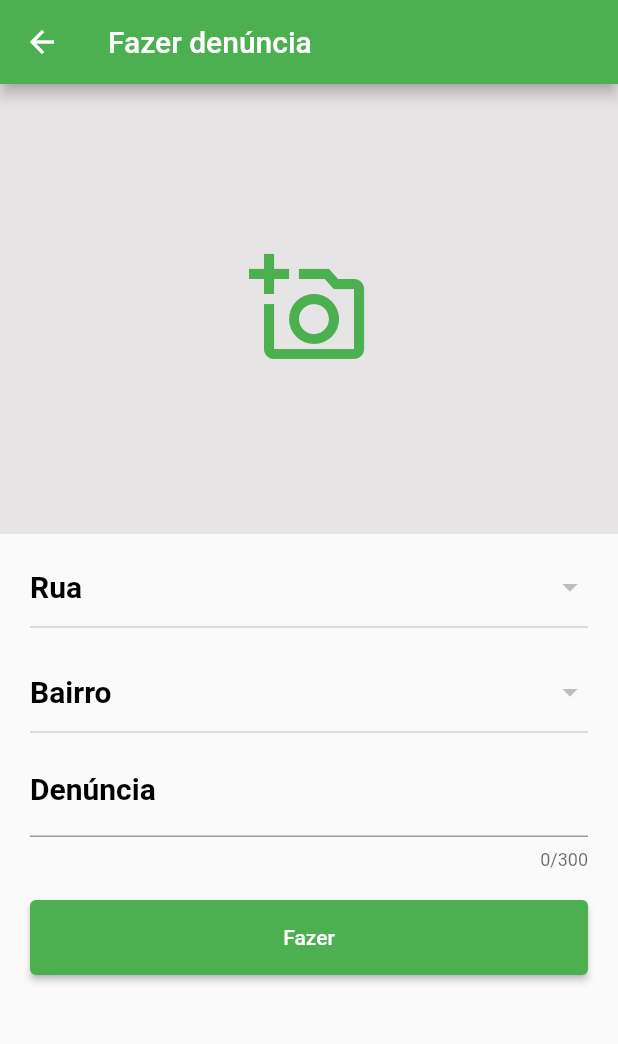
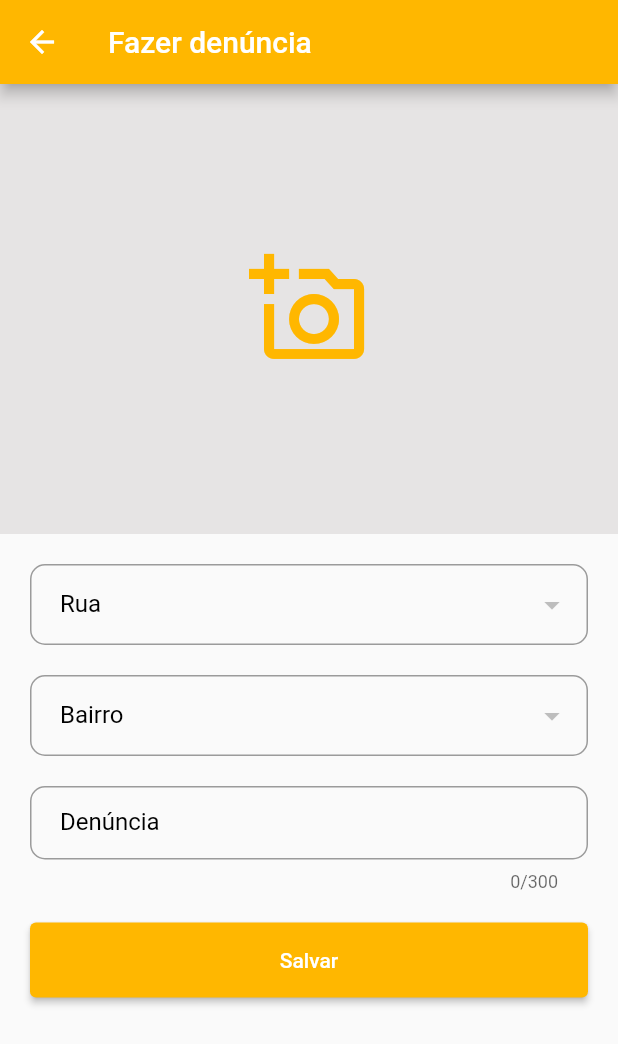
Before and after one commit to Michallves/coletapp, a Flutter app: the CreateComplaintView screen opened by its route, on a phone screen of 412 x 824 dp. Shown: the top 1044 px of the screen. Run offline on Flutter 3.47's test engine with Material 2 defaults, Android fonts, the phone set to English and light mode, and no system bars; our stand-ins replace brasil_fields, cloud_firestore, date_format, easy_splash_screen, firebase_core, firebase_storage and 2 more; missing offline and left inert: image_network; accounts and stored records are empty.

Commit message:
Atualizando projeto

```diff
--- a/lib/core/routes/app_routes.dart
+++ b/lib/core/routes/app_routes.dart
@@ -1,4 +1,5 @@
-// ignore: constant_identifier_names
+
+// ignore_for_file: constant_identifier_names
 abstract class Routes {
   static const INITIAL = '/';
   static const COMPLAINTS = '/complaints';
--- a/lib/core/theme/app_theme.dart
+++ b/lib/core/theme/app_theme.dart
@@ -1,7 +1,7 @@
 import 'package:flutter/material.dart';
 
 final ThemeData appThemeData = ThemeData(
-    appBarTheme: AppBarTheme(backgroundColor: Colors.green),
-    primaryColor: Colors.green,
+    appBarTheme: const AppBarTheme(backgroundColor: Color.fromARGB(255, 255, 183, 0)),
+    primaryColor: const Color.fromARGB(255, 251, 199, 29),
     textTheme:
-        TextTheme(bodyText1: TextStyle(color: Colors.white)));
+        const TextTheme(bodyText1: TextStyle(color: Colors.white)));
--- a/lib/layers/views/create_complaint_view.dart
+++ b/lib/layers/views/create_complaint_view.dart
@@ -1,6 +1,7 @@
 import 'dart:io';
 import 'package:cloud_firestore/cloud_firestore.dart';
 import 'package:coletapp/core/routes/app_routes.dart';
+import 'package:coletapp/core/utils/util.dart';
 import 'package:coletapp/layers/controllers/home_controller.dart';
 import 'package:firebase_storage/firebase_storage.dart';
 import 'package:flutter/material.dart';
@@ -23,8 +24,10 @@ class _CreateComplaintViewState extends State<CreateComplaintView> {
 
   String? urlImage;
   final descricao = TextEditingController();
+  final formKey = GlobalKey<FormState>();
 
   createComplaint() async {
+    if (formKey.currentState!.validate()) {
       await FirebaseFirestore.instance.collection("complaints").add({
         "image": image,
         "district": district,
@@ -35,6 +38,7 @@ class _CreateComplaintViewState extends State<CreateComplaintView> {
         Get.toNamed(Routes.COMPLAINTS);
         controller.readComplaints();
       });
+    }
   }
 
   getImage(String url) {
@@ -78,6 +82,8 @@ class _CreateComplaintViewState extends State<CreateComplaintView> {
           ),
         ),
         body: SafeArea(
+          child: Form(
+            key: formKey,
             child: SingleChildScrollView(
               child: Center(
                 child: Column(
@@ -92,33 +98,26 @@ class _CreateComplaintViewState extends State<CreateComplaintView> {
                               ? const Icon(
                                   Icons.add_a_photo_outlined,
                                   size: 80,
-                                color: Colors.green,
+                                  color: Color.fromARGB(255, 255, 183, 0),
                                 )
                               : Image.network(image)),
                     ),
-
                     Container(
-                    margin: const EdgeInsets.symmetric(horizontal: 20),
-                    child: DropdownButton(
+                      margin: const EdgeInsets.fromLTRB(20, 20, 20, 0),
+                      child: DropdownButtonFormField<String>(
                         dropdownColor: Colors.white,
                         focusColor: Colors.transparent,
-                        hint: const Text(
-                          'Rua',
-                          style: TextStyle(
-                              fontSize: 20,
-                              fontWeight: FontWeight.bold,
-                              color: Colors.black),
+                        style: const TextStyle(
+                          color: Colors.black,
                         ),
-                        style: const TextStyle(
-                            fontSize: 20,
-                            fontWeight: FontWeight.bold,
-                            color: Colors.black),
                         itemHeight: 70,
                         isExpanded: true,
+                        validator: (value) => Validators.combine(
+                            [() => Validators.isNotSelected(value)]),
                         value: street,
                         items: controller.routesList.map((route) {
-                          return DropdownMenuItem(
-                            value: route.street,
+                          return DropdownMenuItem<String>(
+                            value: route.street!,
                             child: Text(route.street!),
                           );
                         }).toList(),
@@ -126,30 +125,43 @@ class _CreateComplaintViewState extends State<CreateComplaintView> {
                           setState(() {
                             street = newValue;
                           });
-                        }),
+                        },
+                        decoration: InputDecoration(
+                          labelText: "Rua",
+                          labelStyle: const TextStyle(color: Color.fromARGB(255, 0, 0, 0)),
+                          contentPadding: const EdgeInsets.symmetric(
+                              vertical: 15, horizontal: 20),
+                          border: OutlineInputBorder(
+                            borderRadius: BorderRadius.circular(10),
+                          ),
+                          focusedBorder: OutlineInputBorder(
+                            borderSide: const BorderSide(
+                                color: Color.fromARGB(255, 255, 183, 0)),
+                            borderRadius: BorderRadius.circular(10),
+                          ),
+                          errorBorder: OutlineInputBorder(
+                            borderSide: BorderSide(
+                                color: Theme.of(context).colorScheme.error),
+                            borderRadius: BorderRadius.circular(10),
+                          ),
+                        ),
+                      ),
                     ),
                     Container(
-                      margin: const EdgeInsets.symmetric(horizontal: 20),
-                      child: DropdownButton(
+                      margin: const EdgeInsets.fromLTRB(20, 20, 20, 0),
+                      child: DropdownButtonFormField<String>(
                         dropdownColor: Colors.white,
-                          focusColor: Colors.transparent,
-                          hint: const Text(
-                            'Bairro',
-                            style: TextStyle(
-                                fontSize: 20,
-                                fontWeight: FontWeight.bold,
-                                color: Colors.black),
+                        style: const TextStyle(
+                          color: Colors.black,
                         ),
-                          style: const TextStyle(
-                              fontSize: 20,
-                              fontWeight: FontWeight.bold,
-                              color: Colors.black),
+                        isExpanded: true,
+                        validator: (value) => Validators.combine(
+                            [() => Validators.isNotSelected(value)]),
                         itemHeight: 70,
-                          isExpanded: true,
                         value: district,
                         items: controller.routesList.map((route) {
-                            return DropdownMenuItem(
-                              value: route.district,
+                          return DropdownMenuItem<String>(
+                            value: route.district!,
                             child: Text(route.district!),
                           );
                         }).toList(),
@@ -157,9 +169,30 @@ class _CreateComplaintViewState extends State<CreateComplaintView> {
                           setState(() {
                             district = newValue;
                           });
-                          })),
+                        },
+                        decoration: InputDecoration(
+                          labelText: "Bairro",
+                          labelStyle: const TextStyle(color: Color.fromARGB(255, 0, 0, 0)),
+                          contentPadding: const EdgeInsets.symmetric(
+                              vertical: 15, horizontal: 20),
+                          border: OutlineInputBorder(
+                            borderRadius: BorderRadius.circular(10),
+                          ),
+                          focusedBorder: OutlineInputBorder(
+                            borderSide: const BorderSide(
+                                color: Color.fromARGB(255, 255, 183, 0)),
+                            borderRadius: BorderRadius.circular(10),
+                          ),
+                          errorBorder: OutlineInputBorder(
+                            borderSide: BorderSide(
+                                color: Theme.of(context).colorScheme.error),
+                            borderRadius: BorderRadius.circular(10),
+                          ),
+                        ),
+                      ),
+                    ),
                     Container(
-                    margin: const EdgeInsets.symmetric(horizontal: 20),
+                      margin: const EdgeInsets.fromLTRB(20, 20, 20, 0),
                       child: TextFormField(
                         autovalidateMode: AutovalidateMode.onUserInteraction,
                         controller: descricao,
@@ -168,23 +201,31 @@ class _CreateComplaintViewState extends State<CreateComplaintView> {
                         minLines: 1,
                         maxLength: 300,
                         textInputAction: TextInputAction.newline,
-                      validator: (value) {
-                        if (value!.isEmpty) {
-                          return 'Campo invalido. confira e tente novamente';
-                        }
-                      },
-                      decoration: const InputDecoration(
+                        validator: (value) => Validators.combine(
+                            [() => Validators.isNotEmpty(value)]),
+                        decoration: InputDecoration(
                           labelText: 'Denúncia',
-                        errorStyle: TextStyle(
+                          errorStyle: const TextStyle(
                             color: Colors.red,
                           ),
-                        labelStyle: TextStyle(
-                            fontSize: 20,
-                            fontWeight: FontWeight.bold,
-                            color: Colors.black),
-                        focusedBorder: UnderlineInputBorder(
-                            borderSide: BorderSide(color: Colors.black)),
-                        border: UnderlineInputBorder(),
+                          labelStyle: const TextStyle(
+                            color: Colors.black,
+                          ),
+                          border: OutlineInputBorder(
+                            borderRadius: BorderRadius.circular(10),
+                          ),
+                          focusedBorder: OutlineInputBorder(
+                            borderSide: const BorderSide(
+                                color: Color.fromARGB(255, 255, 183, 0)),
+                            borderRadius: BorderRadius.circular(10),
+                          ),
+                          errorBorder: OutlineInputBorder(
+                            borderSide: BorderSide(
+                                color: Theme.of(context).colorScheme.error),
+                            borderRadius: BorderRadius.circular(10),
+                          ),
+                          contentPadding: const EdgeInsets.symmetric(
+                              vertical: 15, horizontal: 20),
                         ),
                         cursorColor: Colors.black,
                       ),
@@ -195,12 +236,13 @@ class _CreateComplaintViewState extends State<CreateComplaintView> {
                       height: 50,
                       child: ElevatedButton(
                           style: const ButtonStyle(
-                            backgroundColor:
-                                MaterialStatePropertyAll(Colors.green)),
+                              backgroundColor: MaterialStatePropertyAll(
+                                  Color.fromARGB(255, 255, 183, 0))),
                           onPressed: () => createComplaint(),
-                        child: const Text('Fazer')),
+                          child: const Text('Salvar')),
                     )
                   ],
+                ),
               ),
             ),
           ),
@@ -228,13 +270,13 @@ class _CreateComplaintViewState extends State<CreateComplaintView> {
                 ),
                 const Divider(height: 2),
                 ListTile(
-                  iconColor: Colors.green,
+                  iconColor: const Color.fromARGB(255, 255, 183, 0),
                   title: const Text('Camera'),
                   leading: const Icon(Icons.camera_alt_outlined),
                   onTap: getImageCamera,
                 ),
                 ListTile(
-                  iconColor: Colors.green,
+                  iconColor: const Color.fromARGB(255, 255, 183, 0),
                   title: const Text('Galeria'),
                   leading: const Icon(
                     Icons.image_outlined,
--- a/lib/layers/views/initial_view.dart
+++ b/lib/layers/views/initial_view.dart
@@ -9,10 +9,10 @@ class InitialView extends StatelessWidget {
   Widget build(BuildContext context) {
     return EasySplashScreen(
       logo: Image.asset('assets/images/coletapp.png'),
-      backgroundColor: Colors.green,
+      backgroundColor: const Color.fromARGB(255, 255, 183, 0),
       showLoader: true,
       loaderColor: Colors.white,
-      logoWidth: 60,
+      logoWidth: 120,
       loadingText: const Text(
         "Carregando...",
         style: TextStyle(color: Colors.white),
--- a/lib/layers/views/routes_view.dart
+++ b/lib/layers/views/routes_view.dart
@@ -15,9 +15,9 @@ class RoutesView extends StatelessWidget {
       appBar: AppBar(title: const Text('Rotas'), actions: [
         Container(
           margin: const EdgeInsets.fromLTRB(0, 0, 20, 0),
-          width: 60,
+          width: 150,
           child: Image.asset(
-            'assets/images/coletapp.png',
+            'assets/images/coletapp menu.png',
             fit: BoxFit.contain,
 
           ),
@@ -39,7 +39,7 @@ class RoutesView extends StatelessWidget {
                   }))
               : const Center(
                   child: CircularProgressIndicator(
-                    color: Colors.green,
+                    color: Color.fromARGB(255, 255, 183, 0),
                   ),
                 ))),
     );
--- a/lib/layers/views/widgets/route_widget.dart
+++ b/lib/layers/views/widgets/route_widget.dart
@@ -24,7 +24,7 @@ class _RouteWidgetState extends State<RouteWidget> {
           textColor: Colors.black,
           leading: Image.asset(
             'assets/images/rotas.png',
-            color: Colors.green,
+            color: const Color.fromARGB(255, 255, 183, 0),
             width: 35,
           ),
           title: Text(
--- a/pubspec.yaml
+++ b/pubspec.yaml
@@ -24,6 +24,8 @@ dependencies:
   easy_splash_screen:
   image_picker: ^0.8.6
   date_format: ^2.0.7
+  image_network: ^2.5.4
+  brasil_fields: ^1.14.1
 
 dev_dependencies:
   flutter_test:
```
Also changed, not shown: lib/core/utils/util.dart (added, +29 -0 lines), lib/layers/views/home_view.dart (+4 -4 lines), lib/layers/views/termos_view.dart (+3 -3 lines), lib/layers/views/widgets/complaint_widget.dart (+10 -24 lines), lib/layers/views/widgets/drawer.dart (+6 -6 lines). Lines whose indentation alone changed are shown as unchanged.
